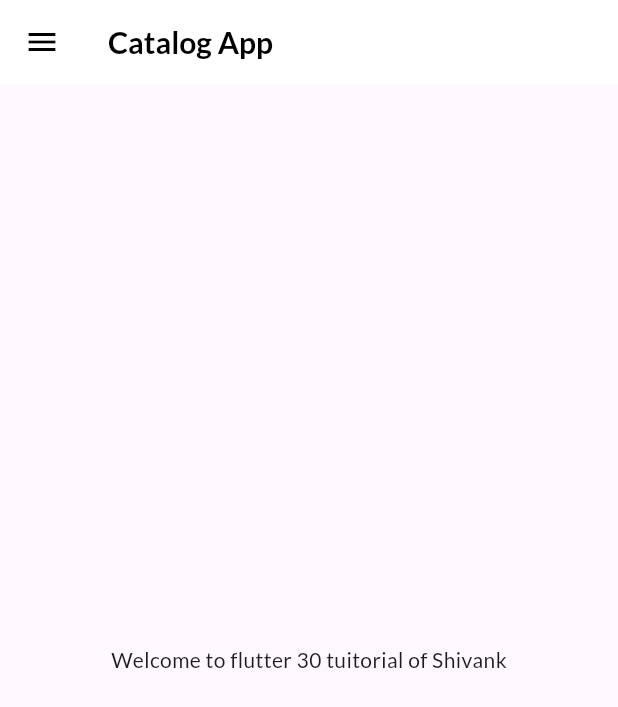
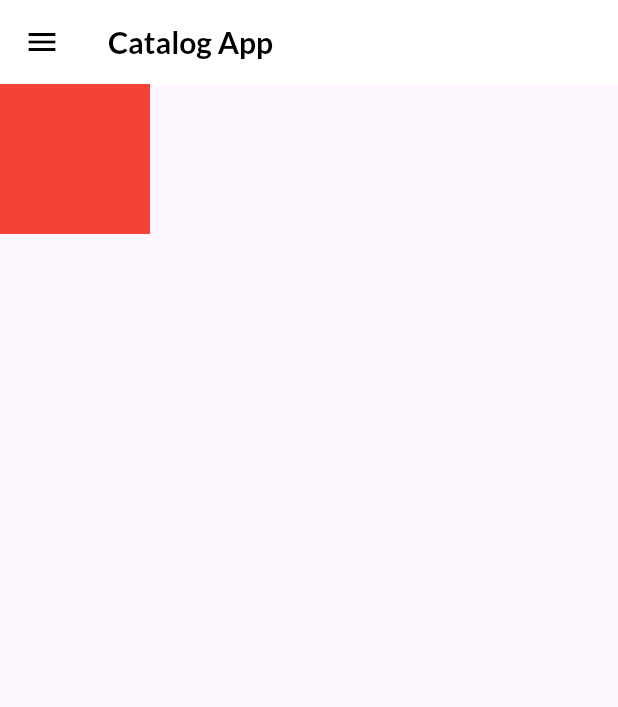
Before and after one commit to ShivankChaurasiya/flutter_learn, a Flutter app: the HomePage screen opened by its route, on a phone screen of 412 x 824 dp. Shown: the top 707 px of the screen. Run offline on Flutter 3.47's test engine with Material 3 defaults, Android fonts, the phone set to English and light mode, and no system bars; our stand-ins replace google_fonts.

Commit message:
Day 10 completed

```diff
--- a/lib/pages/home_page.dart
+++ b/lib/pages/home_page.dart
@@ -8,14 +8,10 @@ class HomePage extends StatelessWidget {
   @override
   Widget build(BuildContext context) {
     return Scaffold(
-      appBar: AppBar(
-        title: Text("Catalog App"),
-      ),
-      body: Center(
-        child: Container(
-          child: Text("Welcome to flutter $days tuitorial of $name"),
-        ),
-      ),
+      appBar: AppBar(title: Text("Catalog App")),
+
+      body: Container(height: 100, width: 100, color: Colors.red),
+
       drawer: MyDrawer(),
     );
   }
```
